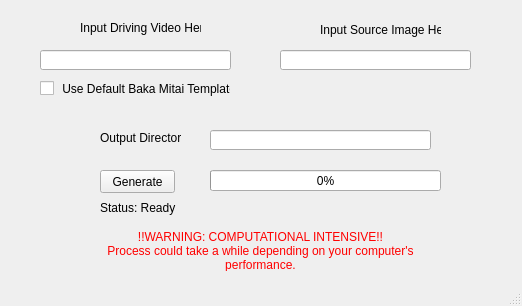
Above: mainwindow.ui from redrn/BakaMitaiGenerator before the change. Below: the same form after it.
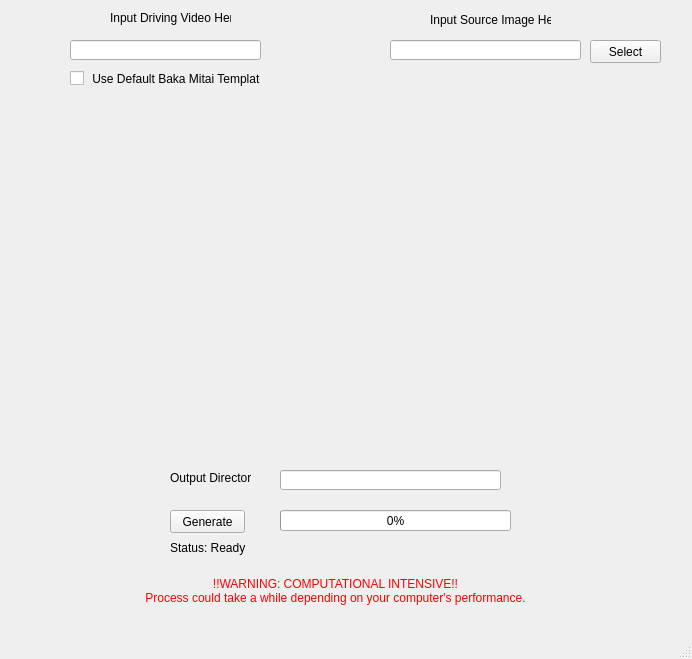
That is the form after the change. Custom widgets are drawn as their Qt base class.

Commit message: Image Cropper complete. Added file selector

Patch:
```diff
--- a/mainwindow.ui
+++ b/mainwindow.ui
@@ -6,8 +6,8 @@
    <rect>
     <x>0</x>
     <y>0</y>
-    <width>522</width>
-    <height>306</height>
+    <width>692</width>
+    <height>659</height>
    </rect>
   </property>
   <property name="minimumSize">
@@ -23,8 +23,8 @@
    <widget class="QPushButton" name="generateButton">
     <property name="geometry">
      <rect>
-      <x>100</x>
-      <y>170</y>
+      <x>170</x>
+      <y>510</y>
       <width>75</width>
       <height>23</height>
      </rect>
@@ -36,8 +36,8 @@
    <widget class="QLabel" name="drivingVideoLabel">
     <property name="geometry">
      <rect>
-      <x>80</x>
-      <y>20</y>
+      <x>110</x>
+      <y>10</y>
       <width>121</width>
       <height>16</height>
      </rect>
@@ -49,8 +49,8 @@
    <widget class="QLineEdit" name="drivingVideoInput">
     <property name="geometry">
      <rect>
-      <x>40</x>
-      <y>50</y>
+      <x>70</x>
+      <y>40</y>
       <width>191</width>
       <height>20</height>
      </rect>
@@ -59,8 +59,8 @@
    <widget class="QLabel" name="sourceImageLabel">
     <property name="geometry">
      <rect>
-      <x>320</x>
-      <y>20</y>
+      <x>430</x>
+      <y>10</y>
       <width>121</width>
       <height>20</height>
      </rect>
@@ -72,8 +72,8 @@
    <widget class="QLineEdit" name="sourceImageInput">
     <property name="geometry">
      <rect>
-      <x>280</x>
-      <y>50</y>
+      <x>390</x>
+      <y>40</y>
       <width>191</width>
       <height>20</height>
      </rect>
@@ -85,8 +85,8 @@
     </property>
     <property name="geometry">
      <rect>
-      <x>210</x>
-      <y>170</y>
+      <x>280</x>
+      <y>510</y>
       <width>231</width>
       <height>21</height>
      </rect>
@@ -98,8 +98,8 @@
    <widget class="QLabel" name="outputDirLabel">
     <property name="geometry">
      <rect>
-      <x>100</x>
-      <y>130</y>
+      <x>170</x>
+      <y>470</y>
       <width>81</width>
       <height>16</height>
      </rect>
@@ -111,8 +111,8 @@
    <widget class="QLineEdit" name="outputDirInput">
     <property name="geometry">
      <rect>
-      <x>210</x>
-      <y>130</y>
+      <x>280</x>
+      <y>470</y>
       <width>221</width>
       <height>20</height>
      </rect>
@@ -121,8 +121,8 @@
    <widget class="QCheckBox" name="defaultDrivingCheckbox">
     <property name="geometry">
      <rect>
-      <x>40</x>
-      <y>80</y>
+      <x>70</x>
+      <y>70</y>
       <width>191</width>
       <height>17</height>
      </rect>
@@ -135,8 +135,8 @@
     <property name="geometry">
      <rect>
       <x>90</x>
-      <y>230</y>
-      <width>341</width>
+      <y>570</y>
+      <width>491</width>
       <height>41</height>
      </rect>
     </property>
@@ -191,8 +191,8 @@
    <widget class="QLabel" name="statusIndicatorLabel">
     <property name="geometry">
      <rect>
-      <x>100</x>
-      <y>200</y>
+      <x>170</x>
+      <y>540</y>
       <width>311</width>
       <height>16</height>
      </rect>
@@ -204,6 +204,32 @@
      <bool>true</bool>
     </property>
    </widget>
+   <widget class="QPushButton" name="selectFileButton">
+    <property name="geometry">
+     <rect>
+      <x>590</x>
+      <y>40</y>
+      <width>71</width>
+      <height>23</height>
+     </rect>
+    </property>
+    <property name="text">
+     <string>Select</string>
+    </property>
+   </widget>
+   <widget class="ImageCropLabel" name="sourceImageViewLabel">
+    <property name="geometry">
+     <rect>
+      <x>70</x>
+      <y>100</y>
+      <width>571</width>
+      <height>351</height>
+     </rect>
+    </property>
+    <property name="text">
+     <string/>
+    </property>
+   </widget>
   </widget>
   <widget class="QMenuBar" name="menubar">
    <property name="geometry">
@@ -217,6 +243,13 @@
   </widget>
   <widget class="QStatusBar" name="statusbar"/>
  </widget>
+ <customwidgets>
+  <customwidget>
+   <class>ImageCropLabel</class>
+   <extends>QLabel</extends>
+   <header>imagecroplabel.h</header>
+  </customwidget>
+ </customwidgets>
  <resources/>
  <connections/>
  <slots>
```
Left out of the diff: 2 changed lines with no effect on the pictures. The commit also changes 7 other files.
